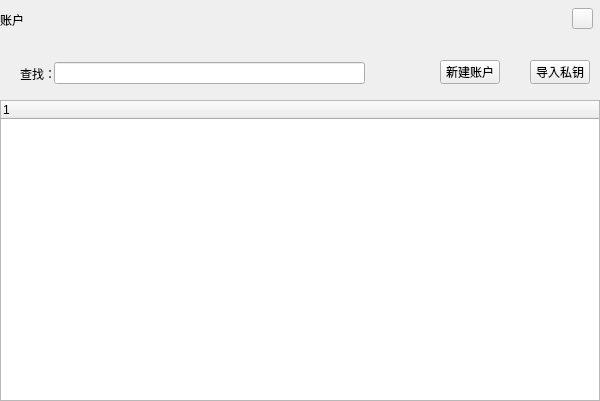
First picture: the form in ChainIDE/custom/AccountWidgetHX.ui, repository HcashOrg/HX-IDE, before the edit.
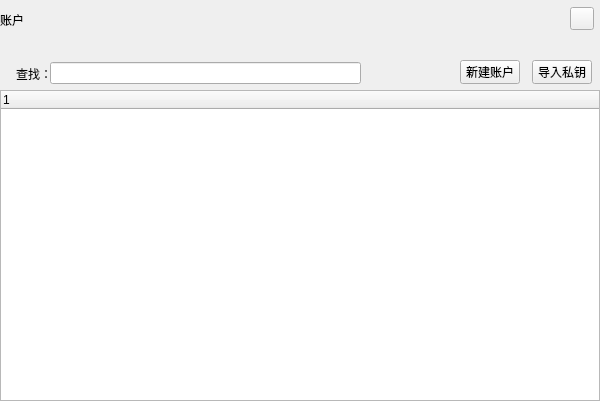
Second picture: the form after the edit.

```diff
--- a/ChainIDE/custom/AccountWidgetHX.ui
+++ b/ChainIDE/custom/AccountWidgetHX.ui
@@ -17,9 +17,9 @@
    <property name="geometry">
     <rect>
      <x>0</x>
-     <y>100</y>
+     <y>90</y>
      <width>600</width>
-     <height>301</height>
+     <height>311</height>
     </rect>
    </property>
    <property name="cursor" stdset="0">
@@ -47,7 +47,7 @@
   <widget class="QLineEdit" name="lineEdit">
    <property name="geometry">
     <rect>
-     <x>54</x>
+     <x>50</x>
      <y>62</y>
      <width>311</width>
      <height>22</height>
@@ -57,7 +57,7 @@
   <widget class="QLabel" name="label">
    <property name="geometry">
     <rect>
-     <x>20</x>
+     <x>16</x>
      <y>66</y>
      <width>36</width>
      <height>16</height>
@@ -70,7 +70,7 @@
   <widget class="QToolButton" name="importKey">
    <property name="geometry">
     <rect>
-     <x>530</x>
+     <x>532</x>
      <y>60</y>
      <width>60</width>
      <height>24</height>
@@ -86,7 +86,7 @@
   <widget class="QToolButton" name="newAccount">
    <property name="geometry">
     <rect>
-     <x>440</x>
+     <x>460</x>
      <y>60</y>
      <width>60</width>
      <height>24</height>
@@ -102,10 +102,10 @@
   <widget class="QToolButton" name="closeBtn">
    <property name="geometry">
     <rect>
-     <x>572</x>
-     <y>8</y>
-     <width>21</width>
-     <height>21</height>
+     <x>570</x>
+     <y>7</y>
+     <width>24</width>
+     <height>23</height>
     </rect>
    </property>
    <property name="cursor">
```
